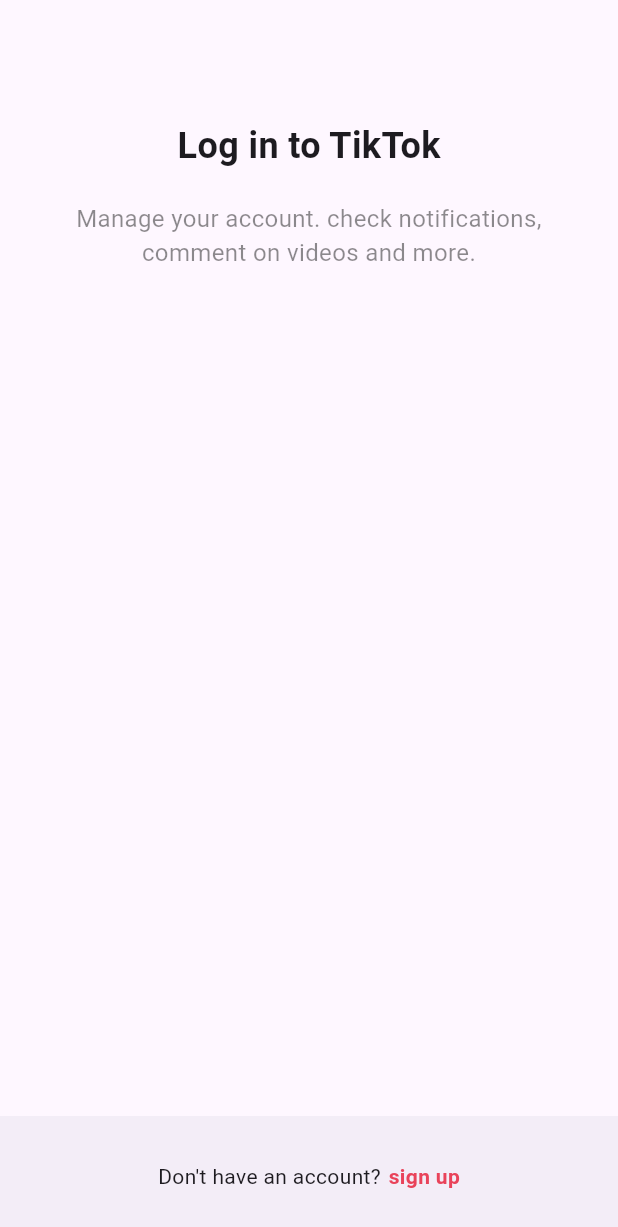
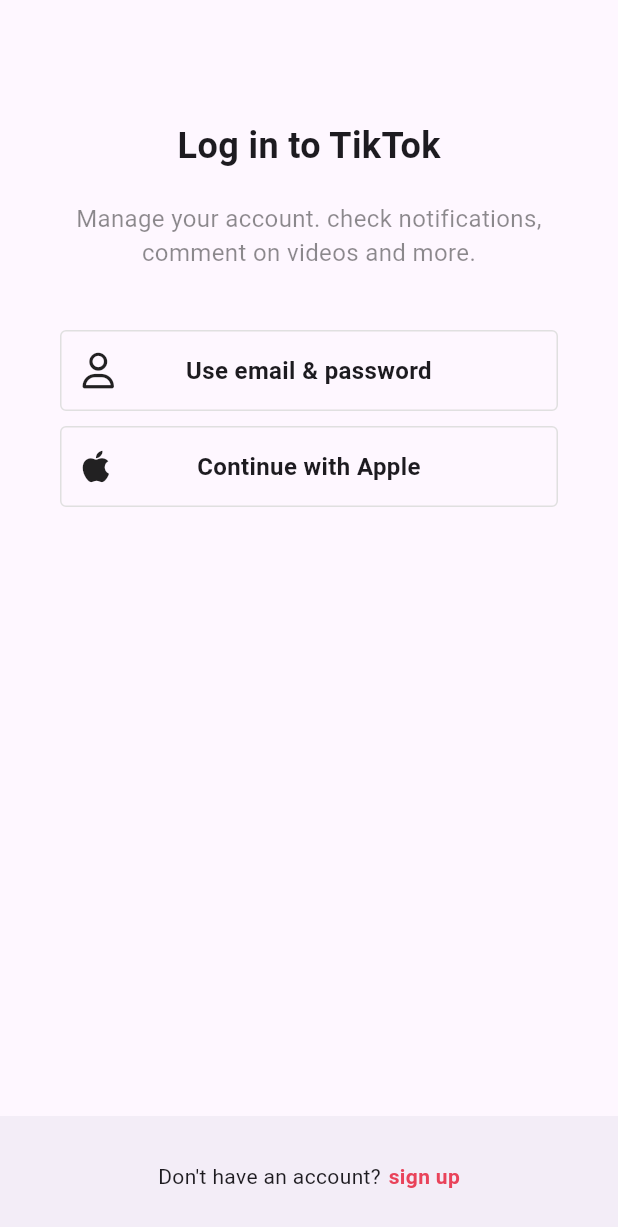
Before and after one commit to chriskwork/flutter-tiktok-clone, a Flutter app: the screen it shows after launch, after a tap on "Log in", on a phone screen of 412 x 824 dp. Shown: the top 1227 px of the screen. Run offline on Flutter 3.47's test engine with Material 2 defaults, Android fonts, the phone set to English and light mode, and no system bars; our stand-ins replace font_awesome_flutter.

Commit message:
3rd time class

```diff
--- /dev/null
+++ b/lib/features/authentication/email_screen.dart
@@ -0,0 +1,18 @@
+import 'package:flutter/material.dart';
+import 'package:tiktok_clone/constants/sizes.dart';
+
+class EmailScreen extends StatelessWidget {
+  const EmailScreen({super.key});
+
+  @override
+  Widget build(BuildContext context) {
+    return Scaffold(
+      appBar: AppBar(
+        // backgroundColor: Colors.transparent,
+        title: const Text(
+          "Sign up",
+        ),
+      ),
+    );
+  }
+}
--- a/lib/features/authentication/login_screen.dart
+++ b/lib/features/authentication/login_screen.dart
@@ -1,6 +1,9 @@
+
 // ignore_for_file: prefer_const_constructors
 
 import 'package:flutter/material.dart';
+import 'package:font_awesome_flutter/font_awesome_flutter.dart';
+import 'package:tiktok_clone/features/authentication/widgets/auth_button.dart';
 import '../../constants/gaps.dart';
 import '../../constants/sizes.dart';
 
@@ -38,6 +41,15 @@ class LogInScreen extends StatelessWidget {
                 ),
                 textAlign: TextAlign.center,
               ),
+              Gaps.v40,
+              AuthButton(
+                text: "Use email & password",
+                icon: FaIcon(FontAwesomeIcons.user),
+              ),
+              Gaps.v10,
+              AuthButton(
+                  text: "Continue with Apple",
+                  icon: FaIcon(FontAwesomeIcons.apple)),
             ],
           ),
         ),
--- a/lib/features/authentication/sign_up_screen.dart
+++ b/lib/features/authentication/sign_up_screen.dart
@@ -1,17 +1,25 @@
 // ignore_for_file: prefer_const_constructors
 
 import 'package:flutter/material.dart';
+import 'package:font_awesome_flutter/font_awesome_flutter.dart';
+import 'package:tiktok_clone/features/authentication/email_screen.dart';
 import 'package:tiktok_clone/features/authentication/login_screen.dart';
 import 'package:tiktok_clone/features/authentication/widgets/auth_button.dart';
-import '../../constants/gaps.dart';
-import '../../constants/sizes.dart';
+import 'package:tiktok_clone/constants/gaps.dart';
+import 'package:tiktok_clone/constants/sizes.dart';
 
 class SignUpScreen extends StatelessWidget {
   const SignUpScreen({super.key});
 
-  void onLoginTap(BuildContext context) {
+  void _onLoginTap(BuildContext context) {
     Navigator.of(context).push(MaterialPageRoute(
       builder: (context) => LogInScreen(),
+    ));
+  }
+
+  void _onEmailTap(BuildContext context) {
+    Navigator.of(context).push(MaterialPageRoute(
+      builder: (context) => EmailScreen(),
     ));
   }
 
@@ -24,7 +32,7 @@ class SignUpScreen extends StatelessWidget {
             horizontal: Sizes.size40,
           ),
           child: Column(
-            children: const [
+            children: [
               Gaps.v80,
               Text(
                 "Sign up for TikTok",
@@ -43,8 +51,17 @@ class SignUpScreen extends StatelessWidget {
                 textAlign: TextAlign.center,
               ),
               Gaps.v40,
-              AuthButton(text: "Use phone or email"),
-              AuthButton(text: "Continue with Apple"),
+              GestureDetector(
+                onTap: () => _onEmailTap(context),
+                child: AuthButton(
+                  text: "Use email & password",
+                  icon: FaIcon(FontAwesomeIcons.user),
+                ),
+              ),
+              Gaps.v10,
+              AuthButton(
+                  text: "Continue with Apple",
+                  icon: FaIcon(FontAwesomeIcons.apple)),
             ],
           ),
         ),
@@ -56,7 +73,7 @@ class SignUpScreen extends StatelessWidget {
             Text("Already have an account?"),
             Gaps.h5,
             GestureDetector(
-              onTap: () => onLoginTap(context),
+              onTap: () => _onLoginTap(context),
               child: Text(
                 "Log in",
                 style: TextStyle(
--- a/lib/features/authentication/widgets/auth_button.dart
+++ b/lib/features/authentication/widgets/auth_button.dart
@@ -1,4 +1,5 @@
 import 'package:flutter/material.dart';
+import 'package:font_awesome_flutter/font_awesome_flutter.dart';
 
 import '../../../constants/sizes.dart';
 
@@ -6,25 +7,32 @@ class AuthButton extends StatelessWidget {
   const AuthButton({
     super.key,
     required this.text,
+    required this.icon,
   });
 
   final String text;
+  final FaIcon icon;
 
   @override
   Widget build(BuildContext context) {
     return FractionallySizedBox(
       widthFactor: 1,
       child: Container(
-        padding: const EdgeInsets.symmetric(
-          vertical: Sizes.size14,
-        ),
+        padding: const EdgeInsets.all(Sizes.size14),
         decoration: BoxDecoration(
             borderRadius: BorderRadius.circular(4.0),
             border: Border.all(
               color: Colors.grey.shade300,
               width: Sizes.size1,
             )),
-        child: Text(
+        child: Stack(
+          alignment: Alignment.center,
+          children: [
+            Align(
+              alignment: Alignment.centerLeft,
+              child: icon,
+            ),
+            Text(
               text,
               style: const TextStyle(
                 fontSize: Sizes.size16,
@@ -32,6 +40,8 @@ class AuthButton extends StatelessWidget {
               ),
               textAlign: TextAlign.center,
             ),
+          ],
+        ),
       ),
     );
   }
--- a/lib/main.dart
+++ b/lib/main.dart
@@ -1,4 +1,5 @@
 import 'package:flutter/material.dart';
+import 'package:tiktok_clone/constants/sizes.dart';
 import 'package:tiktok_clone/features/authentication/sign_up_screen.dart';
 
 void main() {
@@ -16,6 +17,13 @@ class TikTokApp extends StatelessWidget {
       theme: ThemeData(
         primaryColor: const Color(0xFFE9435A),
         useMaterial3: true,
+        appBarTheme: const AppBarTheme(
+          titleTextStyle: TextStyle(
+            fontSize: Sizes.size14,
+            fontWeight: FontWeight.w600,
+            color: Colors.black,
+          ),
+        ),
       ),
       home: const SignUpScreen(),
     );
--- a/pubspec.yaml
+++ b/pubspec.yaml
@@ -30,7 +30,7 @@ environment:
 dependencies:
   flutter:
     sdk: flutter
-
+  font_awesome_flutter: ^10.3.0
 
   # The following adds the Cupertino Icons font to your application.
   # Use with the CupertinoIcons class for iOS style icons.
@@ -52,7 +52,6 @@ dev_dependencies:
 
 # The following section is specific to Flutter packages.
 flutter:
-
   # The following line ensures that the Material Icons font is
   # included with your application, so that you can use the icons in
   # the material Icons class.
```
Also changed, not shown: lib/features/authentication/username_screen.dart (added), pubspec.lock. Lines whose indentation alone changed are shown as unchanged.
